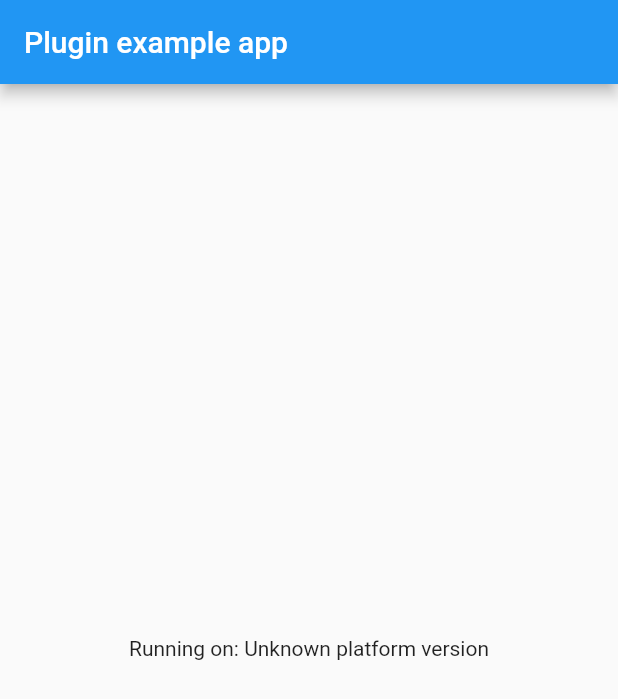
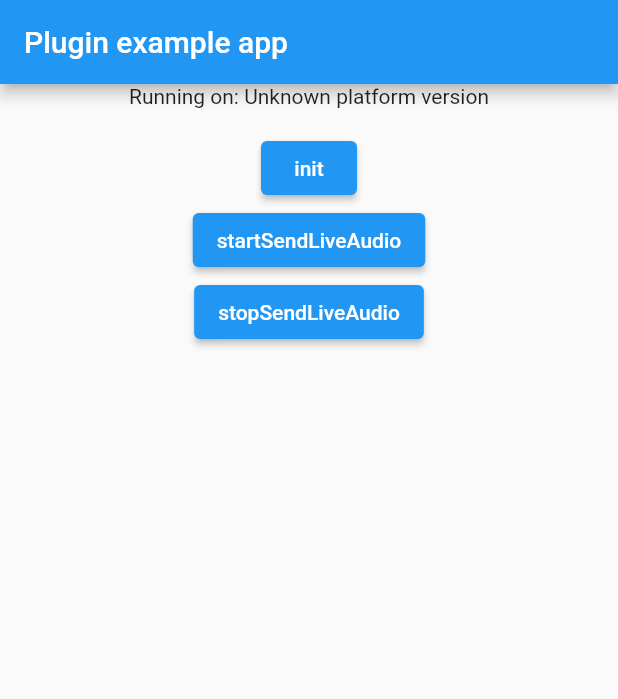
Before and after one commit to flowy-live/flowy_multimedia_flutter_sdk, a Flutter app: the screen it shows after launch, on a phone screen of 412 x 824 dp. Shown: the top 699 px of the screen. Run offline on Flutter 3.47's test engine with Material 2 defaults, Android fonts, the phone set to English and light mode, and no system bars; our stand-ins replace plugin_platform_interface.

Commit message:
adding into ui layer...wow this is powerful to have this separation

```diff
--- a/example/lib/main.dart
+++ b/example/lib/main.dart
@@ -31,8 +31,8 @@ class _MyAppState extends State<MyApp> {
     // Platform messages may fail, so we use a try/catch PlatformException.
     // We also handle the message potentially returning null.
     try {
-      platformVersion =
-          await _flowyMultimediaPlugin.getPlatformVersion() ?? 'Unknown platform version';
+      platformVersion = await _flowyMultimediaPlugin.getPlatformVersion() ??
+          'Unknown platform version';
     } on PlatformException {
       platformVersion = 'Failed to get platform version.';
     }
@@ -55,7 +55,29 @@ class _MyAppState extends State<MyApp> {
           title: const Text('Plugin example app'),
         ),
         body: Center(
-          child: Text('Running on: $_platformVersion\n'),
+          child: Column(
+            children: [
+              Text('Running on: $_platformVersion\n'),
+              ElevatedButton(
+                onPressed: () async {
+                  await _flowyMultimediaPlugin.init();
+                },
+                child: const Text('init'),
+              ),
+              ElevatedButton(
+                onPressed: () async {
+                  await _flowyMultimediaPlugin.startSendLiveAudio();
+                },
+                child: const Text('startSendLiveAudio'),
+              ),
+              ElevatedButton(
+                onPressed: () async {
+                  await _flowyMultimediaPlugin.stopSendLiveAudio();
+                },
+                child: const Text('stopSendLiveAudio'),
+              ),
+            ],
+          ),
         ),
       ),
     );
```
